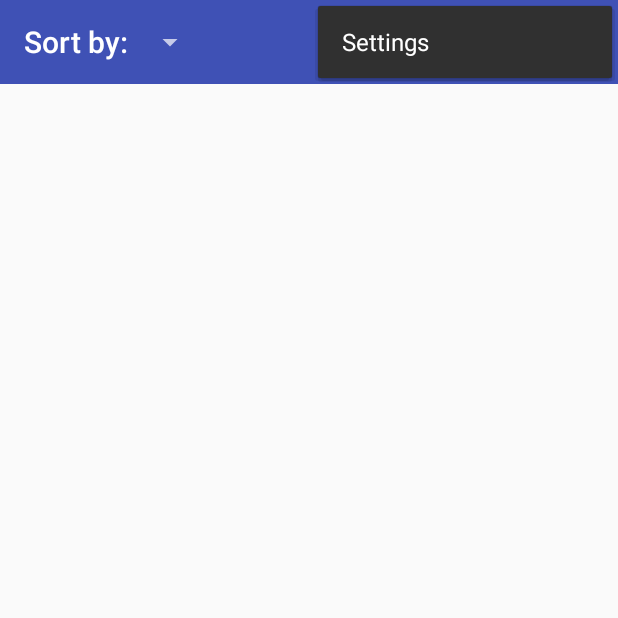
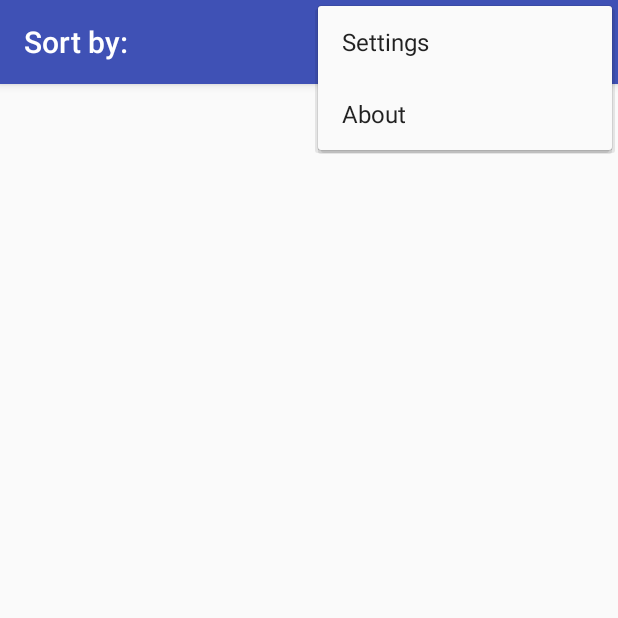
Before and after one commit to davidhamblin/Android-Projects, an Android app: the screen it shows after launch (Activity_ListView), with the options menu open, on a phone screen of 412 x 824 dp, the top half of it. Run offline under Robolectric (Android 15) with nearby library versions, the phone set to English and light mode, and no system bars; 1 statement that could not run was skipped.

Commit message:
Updated project 4 with shell code

```diff
--- a/Bikes_Project/app/build.gradle
+++ b/Bikes_Project/app/build.gradle
@@ -24,7 +24,7 @@ dependencies {
     androidTestCompile('com.android.support.test.espresso:espresso-core:2.2.2', {
         exclude group: 'com.android.support', module: 'support-annotations'
     })
-    compile 'com.android.support:appcompat-v7:25.3.0'
+    compile 'com.android.support:appcompat-v7:25.3.1'
     compile 'com.android.support.constraint:constraint-layout:1.0.0-beta5'
     testCompile 'junit:junit:4.12'
 }
--- a/Bikes_Project/app/src/main/res/layout/activity_main.xml
+++ b/Bikes_Project/app/src/main/res/layout/activity_main.xml
@@ -1,23 +1,24 @@
+<?xml version="1.0" encoding="utf-8"?>
 <RelativeLayout xmlns:android="http://schemas.android.com/apk/res/android"
     xmlns:tools="http://schemas.android.com/tools"
+    android:id="@+id/activity_main"
     android:layout_width="match_parent"
     android:layout_height="match_parent"
-    tools:context=".Activity_ListView">
+    tools:context="hamblin.bikes_project.Activity_ListView">
 
     <android.support.v7.widget.Toolbar
         android:id="@+id/toolbar"
         android:layout_width="match_parent"
         android:layout_height="?attr/actionBarSize"
-        android:background="?attr/colorPrimary"
-        android:theme="@style/ThemeOverlay.AppCompat.Dark">
+        android:theme="@style/Theme.AppCompat.Light">
 
         <Spinner
             android:id="@+id/spinner"
             android:layout_width="wrap_content"
             android:layout_height="wrap_content"
-            android:paddingRight="10dp" />
+            android:paddingRight="20sp"
+            android:visibility="invisible" />
     </android.support.v7.widget.Toolbar>
-
 
     <ListView
         android:id="@+id/lv"
@@ -27,5 +28,4 @@
         android:layout_below="@id/toolbar">
     </ListView>
 
-
 </RelativeLayout>
--- a/Bikes_Project/app/src/main/res/menu/menu.xml
+++ b/Bikes_Project/app/src/main/res/menu/menu.xml
@@ -1,11 +1,16 @@
 <menu xmlns:android="http://schemas.android.com/apk/res/android"
     xmlns:app="http://schemas.android.com/apk/res-auto">
 
-    <!-- the following will appear in the action bar foe API 3.0 and above -->
     <item
         android:id="@+id/action_settings"
-        android:icon="@drawable/action_settings1"
-        app:showAsAction="never"
-        android:title="Settings"></item>
+        android:orderInCategory="5"
+        android:title="@string/action_settings"
+        app:showAsAction="never" />
+
+    <item
+        android:id="@+id/action_about"
+        android:orderInCategory="5"
+        android:title="@string/action_about"
+        app:showAsAction="never" />
 
 </menu>
--- a/Bikes_Project/app/src/main/res/values/colors.xml
+++ b/Bikes_Project/app/src/main/res/values/colors.xml
@@ -1,5 +1,7 @@
 <?xml version="1.0" encoding="utf-8"?>
 <resources>
+ <color name="transparent">#60000000</color>
+ <color name="invisible">#00000000</color>
  <color name="White">#FFFFFF</color>
  <color name="Ivory">#FFFFF0</color>
  <color name="LightYellow">#FFFFE0</color>
@@ -91,7 +93,6 @@
  <color name="DarkMagenta">#8B008B</color>
  <color name="DarkRed">#8B0000</color>
  <color name="BlueViolet">#8A2BE2</color>
-
  <color name="LightSkyBlue">#87CEFA</color>
  <color name="SkyBlue">#87CEEB</color>
  <color name="Gray">#808080</color>
--- a/Bikes_Project/app/src/main/res/values/strings.xml
+++ b/Bikes_Project/app/src/main/res/values/strings.xml
@@ -6,6 +6,10 @@
     <string name="menu_settings">Settings</string>
     <string name="tetonURL">http://www.tetonsoftware.com/bikes/</string>
     <string name="tetonNAME">Pair - Teton Software</string>
+    <string name="list_title">JSON Servers</string>
+    <string name="list_summary">List of JSON servers to download contents from</string>
+    <string name="action_settings">Settings</string>
+    <string name="action_about">About</string>
 
 
 </resources>
```
Also changed, not shown: Bikes_Project/app/src/main/AndroidManifest.xml (+3 -5 lines), Bikes_Project/app/src/main/java/hamblin/bikes_project/Activity_ListView.java (+4 -3 lines), Bikes_Project/app/src/main/java/hamblin/bikes_project/activityPreference.java (+14 -3 lines), Bikes_Project/app/src/main/res/values/styles.xml (+9 -3 lines), Bikes_Project/app/src/main/res/xml/preferences.xml (added, +12 -0 lines).
